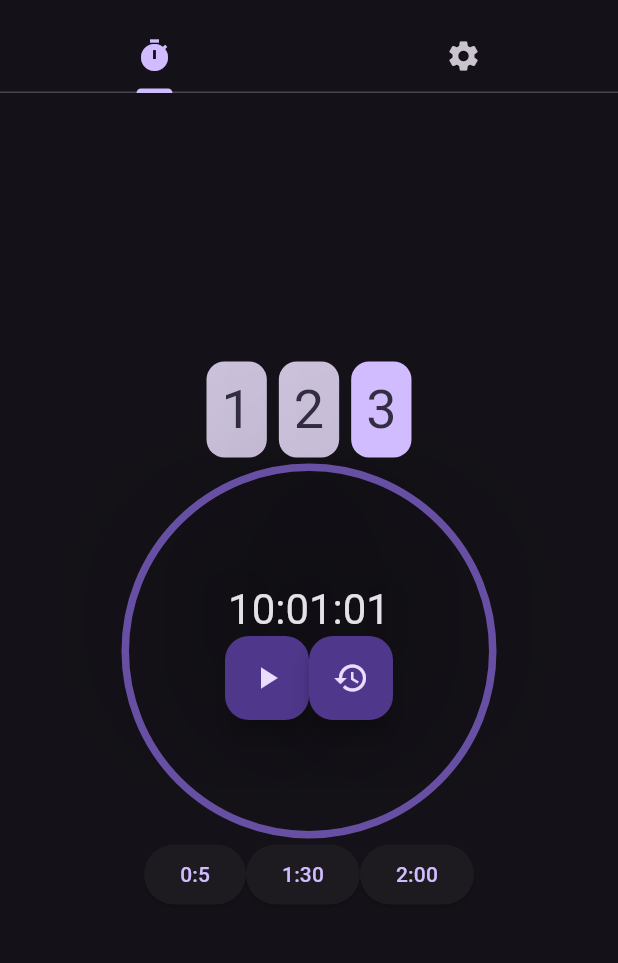
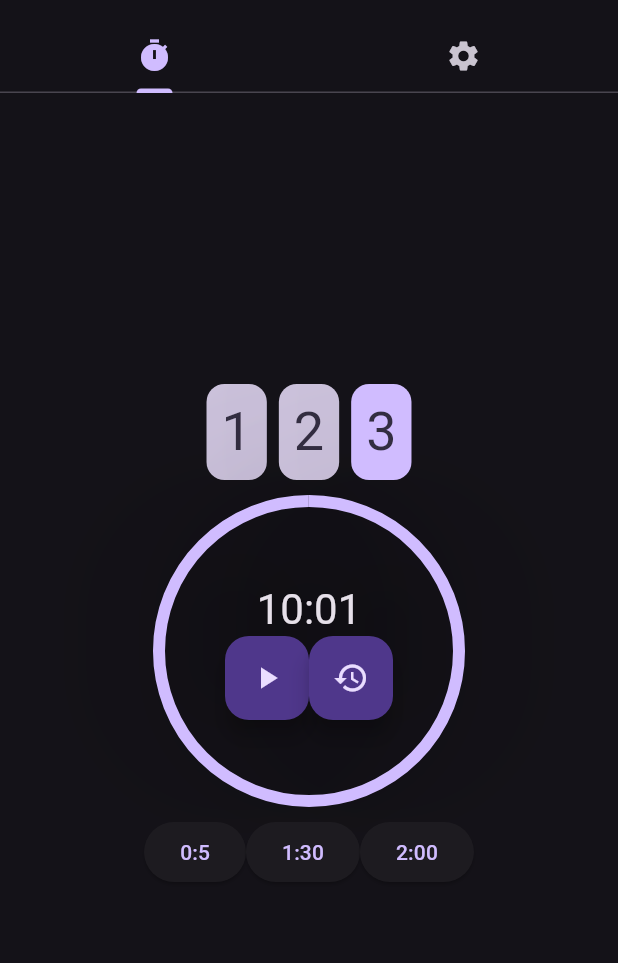
Before and after one commit to tlievre/fitness_stopwatch_app, a Flutter app: the screen it shows after launch, on a phone screen of 412 x 824 dp, the part 63-1026 px from its top. Run offline on Flutter 3.47's test engine with Material 3 defaults, Android fonts, the phone set to English and light mode, and no system bars.

Commit message:
add Dynamic timer progressive circle bar

```diff
--- a/lib/main.dart
+++ b/lib/main.dart
@@ -1,6 +1,5 @@
 import 'package:fitness_stopwatch_app/providers/timer_provider.dart';
 import 'package:fitness_stopwatch_app/skeleton.dart';
-import 'package:fitness_stopwatch_app/themes/themes.dart';
 import 'package:flutter/material.dart';
 import 'package:provider/provider.dart';
 
@@ -8,7 +7,7 @@ import 'providers/theme_provider.dart';
 
 void main() {
   runApp(MultiProvider(providers: [
-    ChangeNotifierProvider(create: (context) => TimerProvider(70, 1, 1, 3)),
+    ChangeNotifierProvider(create: (context) => TimerProvider(70, 1, 3)),
     ChangeNotifierProvider(create: (context) => ThemeProvider())
   ], child: MyApp()));
 }
--- a/lib/pages/timer_page.dart
+++ b/lib/pages/timer_page.dart
@@ -1,5 +1,6 @@
 import 'package:fitness_stopwatch_app/widgets/quick_timer_button.dart';
 import 'package:fitness_stopwatch_app/widgets/set_tracker_cards.dart';
+import 'package:fitness_stopwatch_app/widgets/timer_circle_progress_bar.dart';
 import 'package:flutter/material.dart';
 import 'package:fitness_stopwatch_app/providers/timer_provider.dart';
 import 'package:provider/provider.dart';
@@ -16,18 +17,10 @@ class TimerPage extends StatelessWidget {
           mainAxisAlignment: MainAxisAlignment.center,
           children: [
             const SetTrackerCards(),
-            Container(
-              height: 250,
-              alignment: Alignment.center,
-              decoration: BoxDecoration(
-                shape: BoxShape
-                    .circle, // this one is use for make the circle on ui.
-                border: Border.all(
-                  color: Theme.of(context).colorScheme.inversePrimary,
-                  width: 5,
-                ),
-              ),
-              child: Column(
+            const SizedBox(height: 10),
+            Stack(alignment: Alignment.center, children: [
+              const TimerCircleProgressBar(),
+              Column(
                 mainAxisAlignment: MainAxisAlignment.center,
                 children: [
                   Text(
@@ -51,8 +44,9 @@ class TimerPage extends StatelessWidget {
                   ),
                 ],
               ),
-            ),
-            const QuickTimerButton()
+            ]),
+            const SizedBox(height: 10),
+            const QuickTimerButton(),
           ],
         ),
       ),
--- a/lib/providers/timer_provider.dart
+++ b/lib/providers/timer_provider.dart
@@ -13,14 +13,16 @@ class TimerProvider extends ChangeNotifier {
   //getters
   IconData get icon => _icon;
 
+  double get progressPourcentage => (_milliseconds - _counter) / _milliseconds;
+
   //setters
   set milliseconds(milliseconds) {
     _milliseconds = milliseconds;
     notifyListeners();
   }
 
-  TimerProvider(int hours, int minutes, int seconds, int numberSets) {
-    _milliseconds = convertInMilliseconds(hours, minutes, seconds);
+  TimerProvider(int minutes, int seconds, int numberSets) {
+    _milliseconds = convertInMilliseconds(minutes, seconds);
     sets = List<int>.filled(numberSets - 1, 0, growable: true)..add(1);
 
     t = Timer.periodic(const Duration(milliseconds: 500), (timer) {
@@ -39,8 +41,8 @@ class TimerProvider extends ChangeNotifier {
   }
 
   //usefull public static public methods
-  static int convertInMilliseconds(int hours, int minutes, int seconds) {
-    return hours * 3600000 + minutes * 60000 + seconds * 1000;
+  static int convertInMilliseconds(int minutes, int seconds) {
+    return minutes * 60000 + seconds * 1000;
   }
 
   // Count remaining number of sets
@@ -79,10 +81,6 @@ class TimerProvider extends ChangeNotifier {
     String min = (((_milliseconds - _counter) ~/ 60000) % 60)
         .toString()
         .padLeft(2, "0"); // this is for the second
-    String hours = (((_milliseconds - _counter) ~/ 3600000) % 60)
-        .toString()
-        .padLeft(2, "0"); // for hours
-
-    return "$hours:$min:$sec";
+    return "$min:$sec";
   }
 }
--- /dev/null
+++ b/lib/widgets/timer_circle_progress_bar.dart
@@ -0,0 +1,22 @@
+import 'package:fitness_stopwatch_app/providers/timer_provider.dart';
+import 'package:flutter/material.dart';
+import 'package:provider/provider.dart';
+
+class TimerCircleProgressBar extends StatelessWidget {
+  const TimerCircleProgressBar({
+    super.key,
+  });
+
+  @override
+  Widget build(BuildContext context) {
+    var timerProvider = context.watch<TimerProvider>();
+    return SizedBox(
+      height: 200.0,
+      width: 200.0,
+      child: CircularProgressIndicator(
+        value: timerProvider.progressPourcentage,
+        strokeWidth: 8.0,
+      ),
+    );
+  }
+}
```
